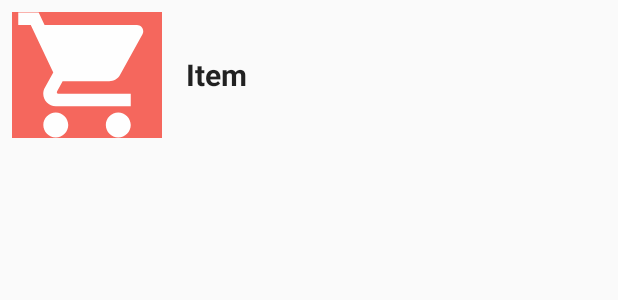
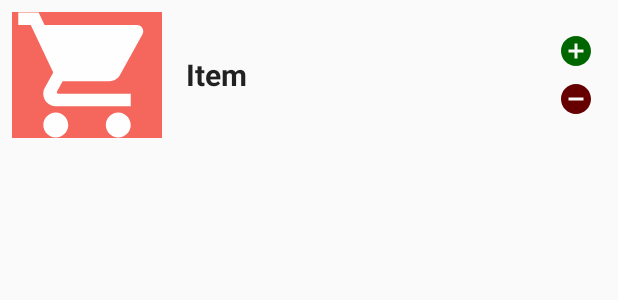
Before and after one commit to handstandsam/ShoppingApp, an Android app: the layout view_recyclerview_cart_item_row.xml on its own in the app's theme, with its tools: preview values and no code run, on a phone screen of 412 x 824 dp. Shown: the top 300 px of the screen. Run offline under Robolectric (Android 15) with nearby library versions, the phone set to English and light mode, and no system bars.

Commit message:
Got the cart with quantities working!!!

```diff
--- a/app/src/main/java/com/handstandsam/shoppingapp/features/checkout/CheckoutActivity.kt
+++ b/app/src/main/java/com/handstandsam/shoppingapp/features/checkout/CheckoutActivity.kt
@@ -12,6 +12,7 @@ import android.widget.Toast
 import com.handstandsam.shoppingapp.LoggedInActivity
 import com.handstandsam.shoppingapp.R
 import com.handstandsam.shoppingapp.repository.ItemWithQuantity
+import com.handstandsam.shoppingapp.repository.totalItemCount
 import kotlinx.coroutines.Dispatchers
 import kotlinx.coroutines.channels.consumeEach
 import kotlinx.coroutines.launch
@@ -74,7 +75,7 @@ class CheckoutActivity : LoggedInActivity() {
                 cart.itemsInCartStream().consumeEach { itemsInCart: List<ItemWithQuantity> ->
                     withContext(Dispatchers.Main) {
                         itemCountTextView.text =
-                            itemsInCart.size.toString() + " item(s) in your cart."
+                            itemsInCart.totalItemCount().toString() + " item(s) in your cart."
                         recyclerViewAdapter.setItems(itemsInCart)
                     }
                 }
--- a/app/src/main/java/com/handstandsam/shoppingapp/repository/CheckoutCart.kt
+++ b/app/src/main/java/com/handstandsam/shoppingapp/repository/CheckoutCart.kt
@@ -19,7 +19,7 @@ class CheckoutCart : CoroutineScope by CoroutineScope(Dispatchers.Default) {
     }
 
     fun addItem(item: Item) {
-        val value: ItemWithQuantity = itemsInCart[item.label] ?: ItemWithQuantity(item, 1)
+        val value: ItemWithQuantity = itemsInCart[item.label] ?: ItemWithQuantity(item, 0)
         itemsInCart[item.label] = value.copy(quantity = value.quantity + 1)
         sendUpdateChannel()
     }
--- /dev/null
+++ b/app/src/main/res/drawable/ic_baseline_add_circle_24px.xml
@@ -0,0 +1,9 @@
+<vector xmlns:android="http://schemas.android.com/apk/res/android"
+    android:width="24dp"
+    android:height="24dp"
+    android:viewportWidth="24"
+    android:viewportHeight="24">
+  <path
+      android:fillColor="#006600"
+      android:pathData="M12,2C6.48,2 2,6.48 2,12s4.48,10 10,10 10,-4.48 10,-10S17.52,2 12,2zM17,13h-4v4h-2v-4L7,13v-2h4L11,7h2v4h4v2z"/>
+</vector>
--- /dev/null
+++ b/app/src/main/res/drawable/ic_baseline_remove_circle_24px.xml
@@ -0,0 +1,9 @@
+<vector xmlns:android="http://schemas.android.com/apk/res/android"
+    android:width="24dp"
+    android:height="24dp"
+    android:viewportWidth="24"
+    android:viewportHeight="24">
+  <path
+      android:fillColor="#660000"
+      android:pathData="M12,2C6.48,2 2,6.48 2,12s4.48,10 10,10 10,-4.48 10,-10S17.52,2 12,2zM17,13L7,13v-2h10v2z"/>
+</vector>
--- a/app/src/main/res/layout/view_recyclerview_cart_item_row.xml
+++ b/app/src/main/res/layout/view_recyclerview_cart_item_row.xml
@@ -5,8 +5,8 @@
     android:layout_width="match_parent"
     android:layout_height="100dp"
     android:background="@drawable/selector"
-    android:padding="@dimen/one"
-    android:orientation="horizontal">
+    android:orientation="horizontal"
+    android:padding="@dimen/one">
 
     <android.support.v7.widget.AppCompatImageView
         android:id="@+id/image"
@@ -24,6 +24,28 @@
         android:layout_width="wrap_content"
         android:layout_height="wrap_content"
         android:layout_toRightOf="@id/image"
+        tools:text="Item" />
+
+    <LinearLayout
+        android:id="@+id/add_remove_buttons"
+        android:layout_width="wrap_content"
+        android:layout_height="match_parent"
         android:layout_alignParentEnd="true"
-        tools:text="Item" />
+        android:gravity="center_vertical"
+        android:orientation="vertical"
+        android:paddingRight="@dimen/one">
+
+        <android.support.v7.widget.AppCompatImageView
+            android:id="@+id/add_button"
+            android:layout_width="wrap_content"
+            android:layout_height="wrap_content"
+            android:src="@drawable/ic_baseline_add_circle_24px" />
+
+        <android.support.v7.widget.AppCompatImageView
+            android:id="@+id/remove_button"
+            android:layout_width="wrap_content"
+            android:layout_height="wrap_content"
+            android:layout_marginTop="@dimen/one"
+            android:src="@drawable/ic_baseline_remove_circle_24px" />
+    </LinearLayout>
 </RelativeLayout>
```
Also changed, not shown: app/src/main/java/com/handstandsam/shoppingapp/LoggedInActivity.kt (+2 -5 lines), app/src/main/java/com/handstandsam/shoppingapp/features/checkout/CheckoutItemRowViewHolder.kt (+10 -0 lines), app/src/main/java/com/handstandsam/shoppingapp/repository/ItemWithQuantity.kt (+8 -0 lines).
